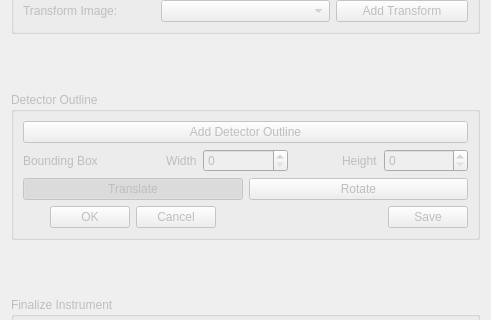
Above: hexrd/ui/resources/ui/import_data_panel.ui from HEXRD/hexrdgui before the change; both pictures show x 0 to 491 and y 268 to 588 of the 491 by 711 pixel window. Below: the same form after it.
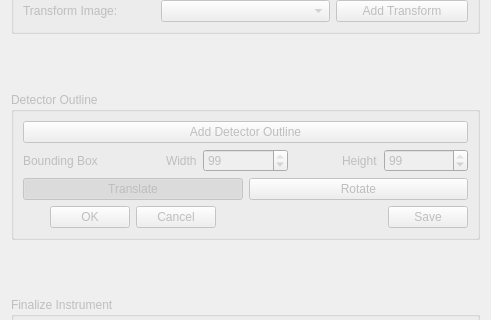
That is the form after the change.

Commit message: Resize template if bbox size is changed

```diff
--- a/hexrd/ui/resources/ui/import_data_panel.ui
+++ b/hexrd/ui/resources/ui/import_data_panel.ui
@@ -261,6 +261,12 @@
           <property name="enabled">
            <bool>false</bool>
           </property>
+          <property name="minimum">
+           <number>1</number>
+          </property>
+          <property name="value">
+           <number>99</number>
+          </property>
          </widget>
         </item>
         <item alignment="Qt::AlignRight">
@@ -278,6 +284,12 @@
           <property name="enabled">
            <bool>false</bool>
           </property>
+          <property name="minimum">
+           <number>1</number>
+          </property>
+          <property name="value">
+           <number>99</number>
+          </property>
          </widget>
         </item>
        </layout>
```
The commit also changes 2 other files.
